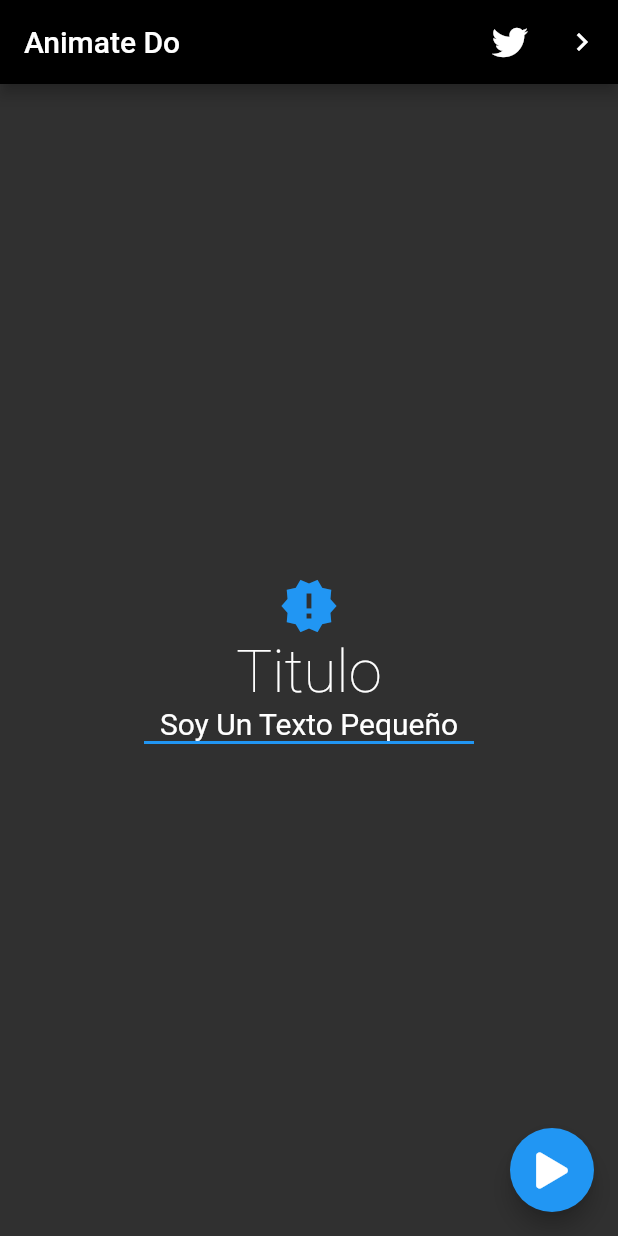
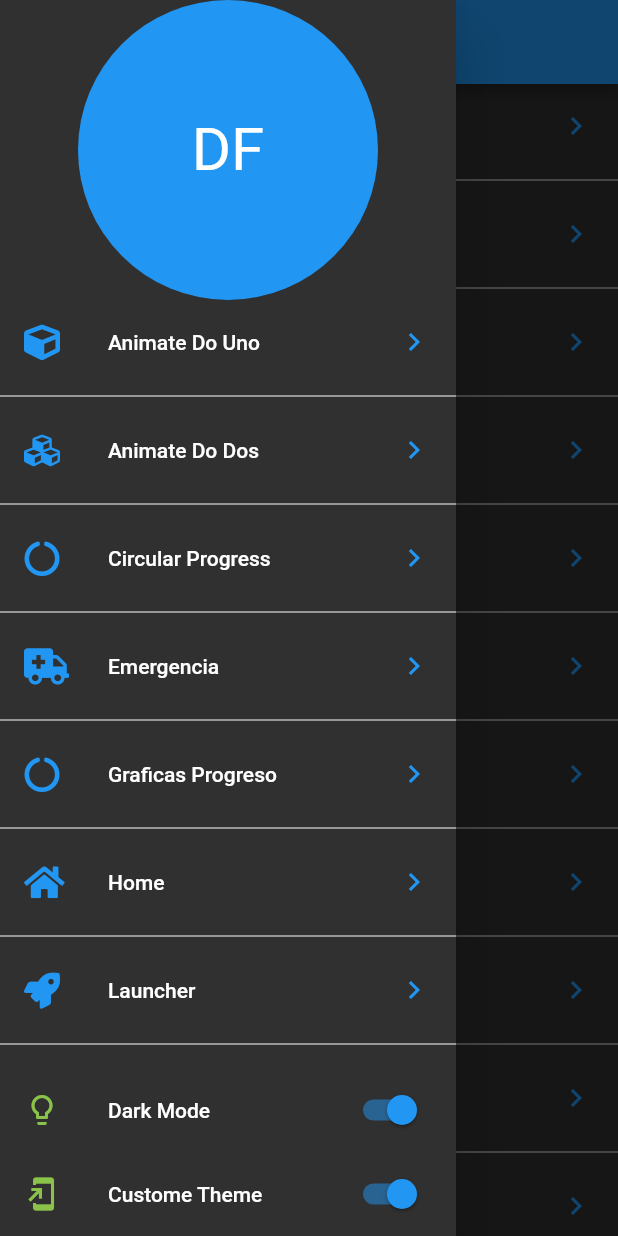
Before and after one commit to DanielFernandoYepezVelez/02-Proyecto-Movil-Flutter-Intermedio-Animaciones, a Flutter app: the screen it shows after launch, with the side drawer open (before the commit the screen has no drawer), on a phone screen of 412 x 824 dp. Run offline on Flutter 3.47's test engine with Material 2 defaults, Android fonts, the phone set to English and light mode, and no system bars; our stand-ins replace animate_do, flutter_svg, font_awesome_flutter.

Commit message:
Iniciando La Seccion Del Tema Y Organizando Las Rutas

```diff
--- a/lib/main.dart
+++ b/lib/main.dart
@@ -37,7 +37,7 @@ class MyApp extends StatelessWidget {
     return MaterialApp(
       debugShowCheckedModeBanner: false,
       title: 'Animaciones App',
-      initialRoute: 'animatedDoUno',
+      initialRoute: 'launcher',
       routes: appRoutes,
       theme: tema,
     );
--- a/lib/routes/routes.dart
+++ b/lib/routes/routes.dart
@@ -1,19 +1,52 @@
 import 'package:flutter/material.dart';
+import 'package:font_awesome_flutter/font_awesome_flutter.dart';
 
 /* Screens */
 import 'package:animations_app/screens/screens.dart';
 
+/* Formato De Rutas Para Las Opciones Del Menú De La Pantalla Launcher Y La Misma Pantalla Launcher (Funcional) */
+final pageRoutes = <_Route>[
+  _Route(FontAwesomeIcons.cube, 'Animate Do Uno', AnimatedDoUnoScreen()),
+  _Route(FontAwesomeIcons.cubes, 'Animate Do Dos', AnimateDoDosScreen()),
+  _Route(FontAwesomeIcons.circleNotch, 'Circular Progress',
+      CircularProgressScreen()),
+  _Route(FontAwesomeIcons.ambulance, 'Emergencia', EmergencyScreen()),
+  _Route(FontAwesomeIcons.circleNotch, 'Graficas Progreso',
+      GraficasCircularesScreen()),
+  _Route(FontAwesomeIcons.home, 'Home', AnimationsScreen()),
+  _Route(FontAwesomeIcons.rocket, 'Launcher', LauncherScreen()),
+  _Route(FontAwesomeIcons.ellipsisV, 'Navegación', NavegacionScreen()),
+  _Route(FontAwesomeIcons.pinterest, 'Pinterest', PinterestScreen()),
+  _Route(
+      FontAwesomeIcons.peopleCarry, 'Cuadro Animado', CuadradoAnimadoScreen()),
+  _Route(FontAwesomeIcons.slideshare, 'Slideshow', SlideShowScreen()),
+  _Route(FontAwesomeIcons.slideshare, 'SlideshowR', SlideShowRefactorScreen()),
+  _Route(FontAwesomeIcons.mobile, 'Slivers', SliverListScreen()),
+];
+
+class _Route {
+  final IconData icon;
+  final String titulo;
+  final Widget screen;
+
+  _Route(this.icon, this.titulo, this.screen);
+}
+
+/* ---------------------------------------------------------------------- */
+
+/* Formato De Rutas Para Las Pantallas Existentes De Forma Directa En El Main (Funcional) */
 final Map<String, Widget Function(BuildContext)> appRoutes = {
+  'animatedDoUno': (_) => AnimatedDoUnoScreen(),
+  'animateDoDos': (_) => AnimateDoDosScreen(),
   'circular': (_) => CircularProgressScreen(),
+  'emergency': (_) => EmergencyScreen(),
   'graficas': (_) => GraficasCircularesScreen(),
   'home': (_) => AnimationsScreen(),
+  'launcher': (_) => LauncherScreen(),
+  'navegacionMenu': (_) => NavegacionScreen(),
+  'pinterest': (_) => PinterestScreen(),
   'reto': (_) => CuadradoAnimadoScreen(),
   'slide': (_) => SlideShowScreen(),
   'slideRefactor': (_) => SlideShowRefactorScreen(),
-  'pinterest': (_) => PinterestScreen(),
-  'emergency': (_) => EmergencyScreen(),
   'sliverList': (_) => SliverListScreen(),
-  'animatedDoUno': (_) => AnimatedDoUnoScreen(),
-  'animateDoDos': (_) => AnimateDoDosScreen(),
-  'navegacionMenu': (_) => NavegacionScreen(),
 };
--- /dev/null
+++ b/lib/screens/launcher_screen.dart
@@ -0,0 +1,95 @@
+import 'package:flutter/material.dart';
+import 'package:font_awesome_flutter/font_awesome_flutter.dart';
+
+/* Routes Menú */
+import 'package:animations_app/routes/routes.dart';
+
+class LauncherScreen extends StatelessWidget {
+  const LauncherScreen({Key? key}) : super(key: key);
+
+  @override
+  Widget build(BuildContext context) {
+    return Scaffold(
+      appBar: AppBar(
+        centerTitle: true,
+        title: Text('Hola Mundo'),
+        backgroundColor: Colors.blue,
+      ),
+      drawer: _MenuPrincipal(),
+      body: _ListaOpciones(),
+    );
+  }
+}
+
+class _ListaOpciones extends StatelessWidget {
+  const _ListaOpciones({Key? key}) : super(key: key);
+
+  @override
+  Widget build(BuildContext context) {
+    return ListView.separated(
+      physics: BouncingScrollPhysics(),
+      separatorBuilder: (context, index) => Divider(color: Colors.white),
+      itemCount: pageRoutes.length,
+      itemBuilder: (context, index) => ListTile(
+        leading: FaIcon(pageRoutes[index].icon, color: Colors.blue),
+        title: Text(pageRoutes[index].titulo),
+        trailing: Icon(Icons.chevron_right, color: Colors.blue),
+        onTap: () {
+          Navigator.push(context,
+              MaterialPageRoute(builder: (_) => pageRoutes[index].screen));
+        },
+      ),
+    );
+  }
+}
+
+class _MenuPrincipal extends StatelessWidget {
+  const _MenuPrincipal({Key? key}) : super(key: key);
+
+  @override
+  Widget build(BuildContext context) {
+    return Drawer(
+      child: Container(
+        child: Column(
+          children: [
+            SafeArea(
+              child: Container(
+                height: 200,
+                width: double.infinity,
+                // padding: EdgeInsets.all(20),
+                child: CircleAvatar(
+                  backgroundColor: Colors.blue,
+                  child: Text(
+                    'DF',
+                    style: TextStyle(color: Colors.white, fontSize: 40),
+                  ),
+                ),
+              ),
+            ),
+            Expanded(
+              child: _ListaOpciones(),
+            ),
+            ListTile(
+              leading: Icon(Icons.lightbulb_outline, color: Colors.lightGreen),
+              title: Text('Dark Mode'),
+              trailing: Switch.adaptive(
+                value: true,
+                activeColor: Colors.blue,
+                onChanged: (value) {},
+              ),
+            ),
+            ListTile(
+              leading: Icon(Icons.add_to_home_screen, color: Colors.lightGreen),
+              title: Text('Custome Theme'),
+              trailing: Switch.adaptive(
+                value: true,
+                activeColor: Colors.blue,
+                onChanged: (value) {},
+              ),
+            ),
+          ],
+        ),
+      ),
+    );
+  }
+}
--- a/lib/screens/screens.dart
+++ b/lib/screens/screens.dart
@@ -6,6 +6,7 @@ export 'package:animations_app/screens/animate_do_dos_screen.dart';
 export 'package:animations_app/screens/animated_do_uno_screen.dart';
 export 'package:animations_app/screens/emergency_screen.dart';
 export 'package:animations_app/screens/graficas_circulares_screen.dart';
+export 'package:animations_app/screens/launcher_screen.dart';
 export 'package:animations_app/screens/navegacion_screen.dart';
 export 'package:animations_app/screens/pinterest_screen.dart';
 export 'package:animations_app/screens/slideshow__refactor_screen.dart';
```
